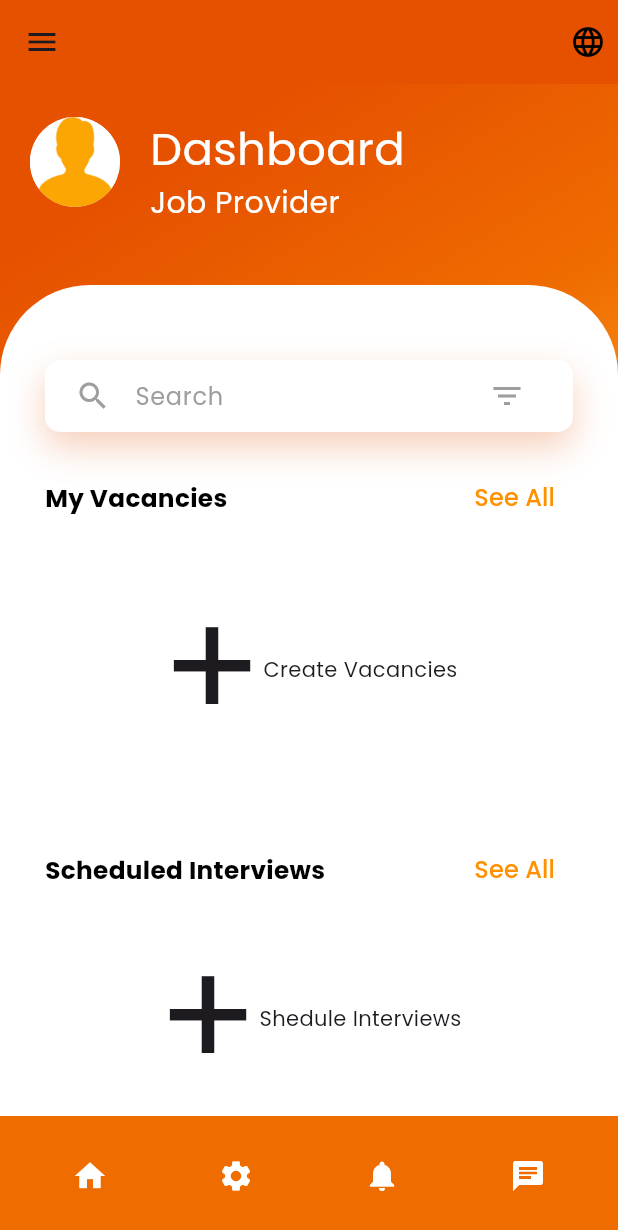
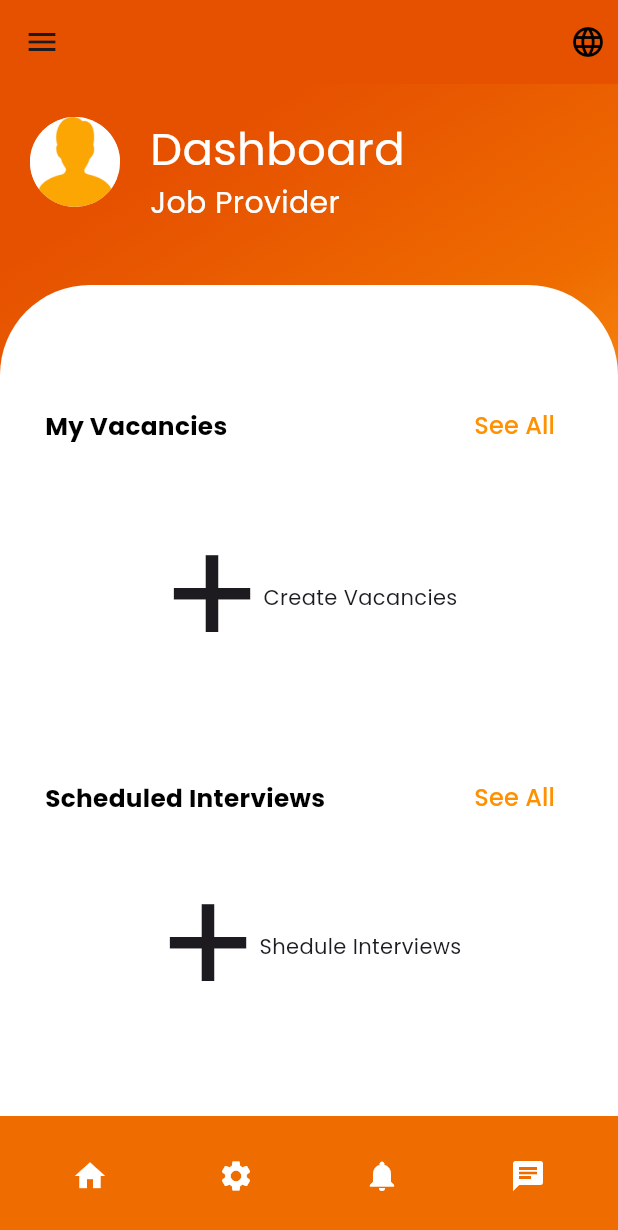
Before and after one commit to Randil-Hasanga/third_year_project_mobile_team_14, a Flutter app: the JobProviderPage screen opened by its route, on a phone screen of 412 x 824 dp. Shown: the top 1230 px of the screen. Run offline on Flutter 3.47's test engine with Material 3 defaults, Android fonts, the phone set to English and light mode, and no system bars; our stand-ins replace animate_do, animated_splash_screen, cloud_firestore, file_picker, firebase_auth, firebase_core and 14 more; missing offline and left inert: board_datetime_picker, dart:ffi, emailjs, flutter_pdfview, flutter_phone_direct_caller; accounts and stored records are empty; statements that could not run were skipped.

Commit message:
update dashboard
delete search bar
create file to show all my vacancies

```diff
--- a/lib/Screens/JobProviderPage.dart
+++ b/lib/Screens/JobProviderPage.dart
@@ -8,6 +8,7 @@ import 'package:job_management_system_mobileapp/Screens/JobProviderScreens/Vacan
 import 'package:job_management_system_mobileapp/Screens/JobProviderScreens/chat_home.dart';
 import 'package:job_management_system_mobileapp/Screens/JobProviderScreens/feedback_home.dart';
 import 'package:job_management_system_mobileapp/Screens/JobProviderScreens/interview_scheduler.dart';
+import 'package:job_management_system_mobileapp/Screens/JobProviderScreens/my_vacanices.dart';
 import 'package:job_management_system_mobileapp/Screens/JobProviderScreens/updateVacancy.dart';
 import 'package:job_management_system_mobileapp/classes/language.dart';
 import 'package:job_management_system_mobileapp/colors/colors.dart';
@@ -196,46 +197,6 @@ class _JobProviderPageState extends State<JobProviderPage> {
                       const SizedBox(
                         height: 20,
                       ),
-                      Container(
-                        padding: const EdgeInsets.symmetric(horizontal: 20),
-                        decoration: BoxDecoration(
-                          color: Colors.white,
-                          borderRadius: BorderRadius.circular(10),
-                          boxShadow: const [
-                            BoxShadow(
-                              color: Color.fromRGBO(225, 95, 27, .3),
-                              blurRadius: 20,
-                              offset: Offset(0, 10),
-                            ),
-                          ],
-                        ),
-                        child: Row(
-                          children: <Widget>[
-                            const Expanded(
-                              child: TextField(
-                                decoration: InputDecoration(
-                                  hintText: "Search",
-                                  hintStyle: TextStyle(color: Colors.grey),
-                                  border: InputBorder.none,
-                                  icon: Icon(
-                                    Icons.search,
-                                    color: Colors.grey,
-                                  ),
-                                ),
-                              ),
-                            ),
-                            IconButton(
-                              onPressed: () {
-                                // Add your job filter logic here
-                              },
-                              icon: const Icon(
-                                Icons.filter_list,
-                                color: Colors.grey,
-                              ),
-                            ),
-                          ],
-                        ),
-                      ),
                       const SizedBox(height: 20),
                       Row(
                         mainAxisAlignment: MainAxisAlignment.spaceBetween,
@@ -250,7 +211,12 @@ class _JobProviderPageState extends State<JobProviderPage> {
                           ),
                           TextButton(
                             onPressed: () {
-                              // Add your logic to navigate to see all posted jobs
+                              Navigator.push(
+                                context,
+                                MaterialPageRoute(
+                                  builder: (context) => const MyVacanices(),
+                                ),
+                              );
                             },
                             child: const Text(
                               "See All",
--- a/lib/Screens/JobProviderScreens/feedback_home.dart
+++ b/lib/Screens/JobProviderScreens/feedback_home.dart
@@ -1,6 +1,7 @@
 import 'package:flutter/material.dart';
 import 'package:get_it/get_it.dart';
 import 'package:job_management_system_mobileapp/Screens/JobProviderScreens/FeedBack.dart';
+import 'package:job_management_system_mobileapp/colors/colors.dart';
 import 'package:job_management_system_mobileapp/componets/interview_details_tile.dart';
 import 'package:job_management_system_mobileapp/services/firebase_services.dart';
 
@@ -36,6 +37,7 @@ class _FeedbackHomeState extends State<FeedbackHome> {
             fontWeight: FontWeight.bold,
           ),
         ),
+        backgroundColor: appBarColor,
       ),
       body: _buildInterviewDetailsList(),
     );
```
Also changed, not shown: lib/Screens/JobProviderScreens/my_vacanices.dart (added, +33 -0 lines).
